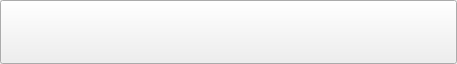
Old version of the form src/prism-live-studio/PRISMLiveStudio/prism-ui/main/PLSAddSourceItem.ui in the repository naver/prism-live-studio.
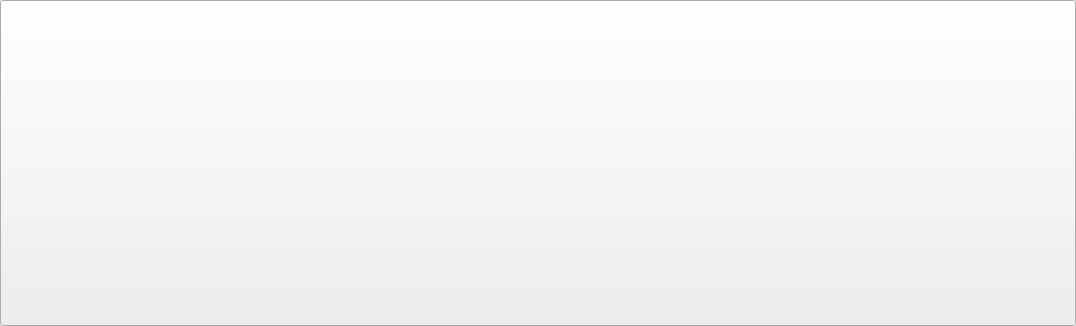
New version of the form.

Patch:
```diff
--- a/src/prism-live-studio/PRISMLiveStudio/prism-ui/main/PLSAddSourceItem.ui
+++ b/src/prism-live-studio/PRISMLiveStudio/prism-ui/main/PLSAddSourceItem.ui
@@ -6,8 +6,8 @@
    <rect>
     <x>0</x>
     <y>0</y>
-    <width>457</width>
-    <height>64</height>
+    <width>1076</width>
+    <height>326</height>
    </rect>
   </property>
   <property name="sizePolicy">
@@ -27,39 +27,83 @@
   </property>
   <layout class="QHBoxLayout" name="horizontalLayout" stretch="0,1">
    <property name="spacing">
-    <number>0</number>
-   </property>
-   <property name="leftMargin">
     <number>8</number>
    </property>
+   <property name="leftMargin">
+    <number>10</number>
+   </property>
    <property name="topMargin">
-    <number>0</number>
+    <number>10</number>
    </property>
    <property name="rightMargin">
-    <number>0</number>
+    <number>15</number>
    </property>
    <property name="bottomMargin">
+    <number>10</number>
+   </property>
+   <item>
+    <layout class="QHBoxLayout" name="horizontalLayout_2">
+     <property name="spacing">
     <number>0</number>
    </property>
-   <item alignment="Qt::AlignHCenter|Qt::AlignVCenter">
+     <item>
+      <layout class="QVBoxLayout" name="verticalLayout_2">
+       <property name="spacing">
+        <number>0</number>
+       </property>
+       <property name="leftMargin">
+        <number>0</number>
+       </property>
+       <item alignment="Qt::AlignmentFlag::AlignTop">
     <widget class="QLabel" name="label_icon">
+         <property name="minimumSize">
+          <size>
+           <width>30</width>
+           <height>0</height>
+          </size>
+         </property>
      <property name="text">
       <string/>
      </property>
      <property name="scaledContents">
       <bool>true</bool>
      </property>
+         <property name="alignment">
+          <set>Qt::AlignmentFlag::AlignHCenter|Qt::AlignmentFlag::AlignTop</set>
+         </property>
     </widget>
    </item>
    <item>
-    <layout class="QHBoxLayout" name="horizontalLayout_2" stretch="0">
+        <spacer name="verticalSpacer">
+         <property name="orientation">
+          <enum>Qt::Orientation::Vertical</enum>
+         </property>
+         <property name="sizeHint" stdset="0">
+          <size>
+           <width>0</width>
+           <height>0</height>
+          </size>
+         </property>
+        </spacer>
+       </item>
+      </layout>
+     </item>
+    </layout>
+   </item>
+   <item>
+    <layout class="QVBoxLayout" name="verticalLayout" stretch="0,0">
      <property name="spacing">
       <number>0</number>
      </property>
      <property name="sizeConstraint">
-      <enum>QLayout::SetNoConstraint</enum>
+      <enum>QLayout::SizeConstraint::SetNoConstraint</enum>
      </property>
      <property name="rightMargin">
+      <number>0</number>
+     </property>
+     <item>
+      <layout class="QHBoxLayout" name="horizontalLayout_3">
+       <property name="spacing">
       <number>0</number>
      </property>
      <item>
@@ -81,6 +125,15 @@
        </property>
        <property name="wordWrap">
         <bool>true</bool>
+         </property>
+        </widget>
+       </item>
+      </layout>
+     </item>
+     <item>
+      <widget class="QLabel" name="label_short_desc">
+       <property name="text">
+        <string/>
        </property>
       </widget>
      </item>
```
Left out of the diff: 4 changed lines with no effect on the pictures. Lines whose indentation alone changed are shown as unchanged.
